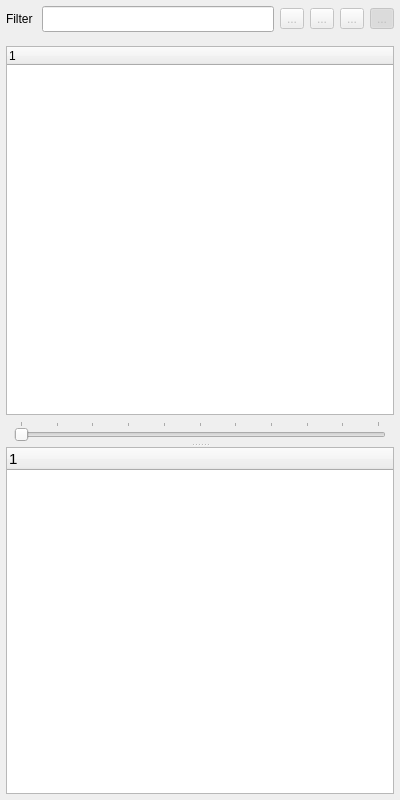
Before: the Qt Designer form sources/outlinerview.ui in mikaelsundell/stageviz, drawn with Qt 5.
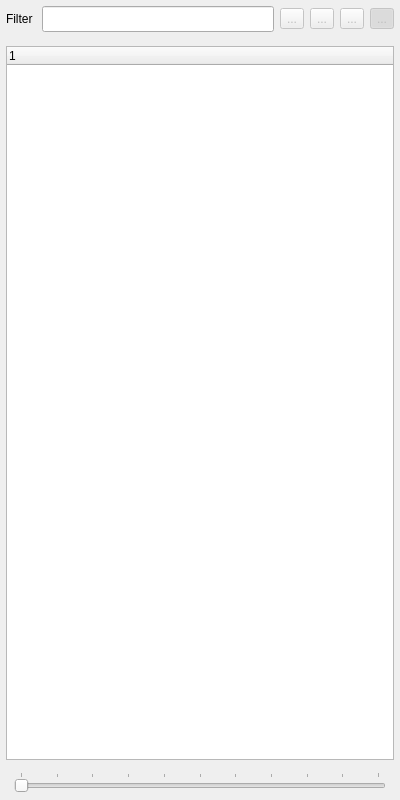
After: the same form once the commit is applied. Custom widgets are drawn as their Qt base class.

The edit to the form file:
```diff
--- a/sources/outlinerview.ui
+++ b/sources/outlinerview.ui
@@ -118,135 +118,26 @@
     </widget>
    </item>
    <item>
-    <widget class="QWidget" name="dockWidget" native="true">
-     <property name="minimumSize">
-      <size>
-       <width>0</width>
-       <height>0</height>
-      </size>
-     </property>
-     <layout class="QVBoxLayout" name="verticalLayout_3">
-      <property name="leftMargin">
-       <number>0</number>
-      </property>
-      <property name="topMargin">
-       <number>0</number>
-      </property>
-      <property name="rightMargin">
-       <number>0</number>
-      </property>
-      <property name="bottomMargin">
-       <number>0</number>
-      </property>
+    <widget class="stageviz::StageTree" name="stageTree">
+     <property name="alternatingRowColors"><bool>false</bool></property>
+     <property name="selectionMode"><enum>QAbstractItemView::SelectionMode::ExtendedSelection</enum></property>
+     <column><property name="text"><string notr="true">1</string></property></column>
+    </widget>
+   </item>
+   <item>
+    <widget class="QWidget" name="depthWidget" native="true">
+     <layout class="QVBoxLayout" name="verticalLayout_2">
+      <property name="leftMargin"><number>8</number></property>
+      <property name="topMargin"><number>6</number></property>
+      <property name="rightMargin"><number>8</number></property>
+      <property name="bottomMargin"><number>2</number></property>
       <item>
-       <widget class="QSplitter" name="splitter">
-        <property name="orientation">
-         <enum>Qt::Orientation::Vertical</enum>
-        </property>
-        <widget class="QWidget" name="widget" native="true">
-         <layout class="QVBoxLayout" name="verticalLayout">
-          <property name="spacing">
-           <number>0</number>
-          </property>
-          <property name="leftMargin">
-           <number>0</number>
-          </property>
-          <property name="topMargin">
-           <number>0</number>
-          </property>
-          <property name="rightMargin">
-           <number>0</number>
-          </property>
-          <property name="bottomMargin">
-           <number>0</number>
-          </property>
-          <item>
-           <widget class="stageviz::StageTree" name="stageTree">
-            <property name="alternatingRowColors">
-             <bool>false</bool>
-            </property>
-            <property name="selectionMode">
-             <enum>QAbstractItemView::SelectionMode::ExtendedSelection</enum>
-            </property>
-            <column>
-             <property name="text">
-              <string notr="true">1</string>
-             </property>
-            </column>
-           </widget>
-          </item>
-          <item>
-           <widget class="QWidget" name="widget_2" native="true">
-            <property name="minimumSize">
-             <size>
-              <width>0</width>
-              <height>0</height>
-             </size>
-            </property>
-            <layout class="QVBoxLayout" name="verticalLayout_2">
-             <property name="leftMargin">
-              <number>8</number>
-             </property>
-             <property name="topMargin">
-              <number>6</number>
-             </property>
-             <property name="rightMargin">
-              <number>8</number>
-             </property>
-             <property name="bottomMargin">
-              <number>2</number>
-             </property>
-             <item>
-              <widget class="stageviz::Slider" name="depth">
-               <property name="maximum">
-                <number>10</number>
-               </property>
-               <property name="singleStep">
-                <number>1</number>
-               </property>
-               <property name="pageStep">
-                <number>1</number>
-               </property>
-               <property name="orientation">
-                <enum>Qt::Orientation::Horizontal</enum>
-               </property>
-               <property name="tickPosition">
-                <enum>QSlider::TickPosition::TicksAbove</enum>
-               </property>
-              </widget>
-             </item>
-            </layout>
-           </widget>
-          </item>
-         </layout>
-        </widget>
-        <widget class="stageviz::PropertyTree" name="propertyTree">
-         <property name="sizePolicy">
-          <sizepolicy hsizetype="Expanding" vsizetype="MinimumExpanding">
-           <horstretch>0</horstretch>
-           <verstretch>0</verstretch>
-          </sizepolicy>
-         </property>
-         <property name="maximumSize">
-          <size>
-           <width>16777215</width>
-           <height>16777215</height>
-          </size>
-         </property>
-         <property name="font">
-          <font>
-           <pointsize>11</pointsize>
-          </font>
-         </property>
-         <property name="alternatingRowColors">
-          <bool>false</bool>
-         </property>
-         <column>
-          <property name="text">
-           <string notr="true">1</string>
-          </property>
-         </column>
-        </widget>
+       <widget class="stageviz::Slider" name="depth">
+        <property name="maximum"><number>10</number></property>
+        <property name="singleStep"><number>1</number></property>
+        <property name="pageStep"><number>1</number></property>
+        <property name="orientation"><enum>Qt::Orientation::Horizontal</enum></property>
+        <property name="tickPosition"><enum>QSlider::TickPosition::TicksAbove</enum></property>
        </widget>
       </item>
      </layout>
@@ -255,21 +146,8 @@
   </layout>
  </widget>
  <customwidgets>
-  <customwidget>
-   <class>stageviz::StageTree</class>
-   <extends>QTreeWidget</extends>
-   <header>../../../sources/stagetree.h</header>
-  </customwidget>
-  <customwidget>
-   <class>stageviz::PropertyTree</class>
-   <extends>QTreeWidget</extends>
-   <header>../../../sources/propertytree.h</header>
-  </customwidget>
-  <customwidget>
-   <class>stageviz::Slider</class>
-   <extends>QSlider</extends>
-   <header>../../../sources/slider.h</header>
-  </customwidget>
+  <customwidget><class>stageviz::StageTree</class><extends>QTreeWidget</extends><header>../../../sources/stagetree.h</header></customwidget>
+  <customwidget><class>stageviz::Slider</class><extends>QSlider</extends><header>../../../sources/slider.h</header></customwidget>
  </customwidgets>
  <resources>
   <include location="viewer.qrc"/>
```
Left out of the diff: 126 changed lines with no effect on the pictures.
